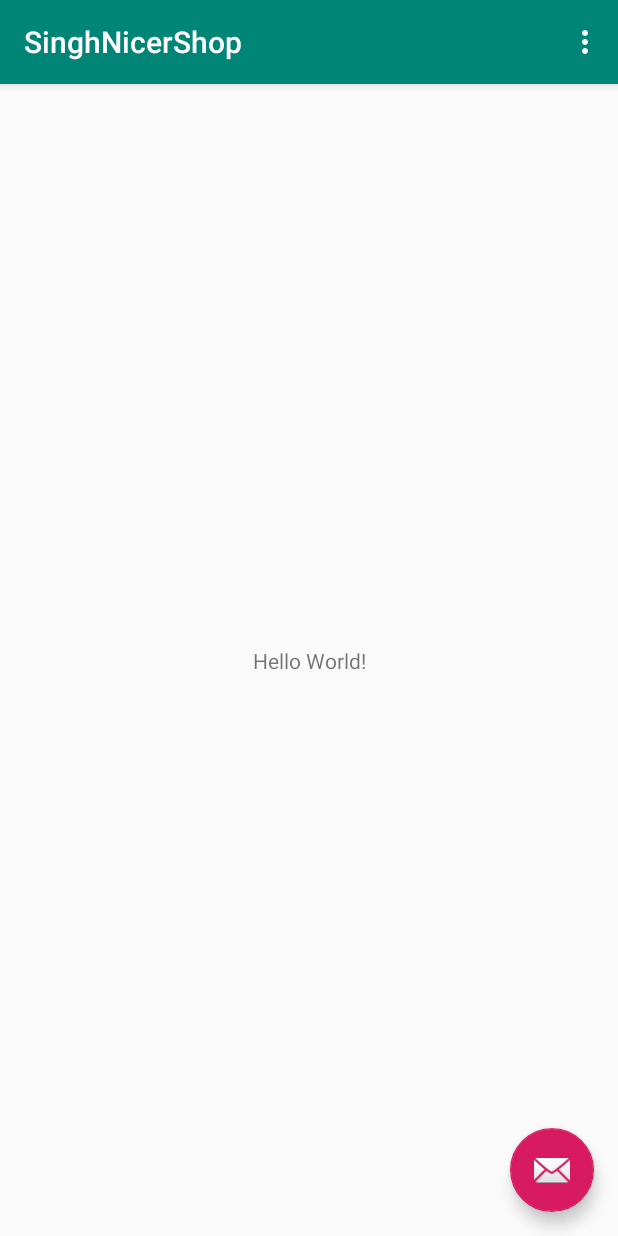
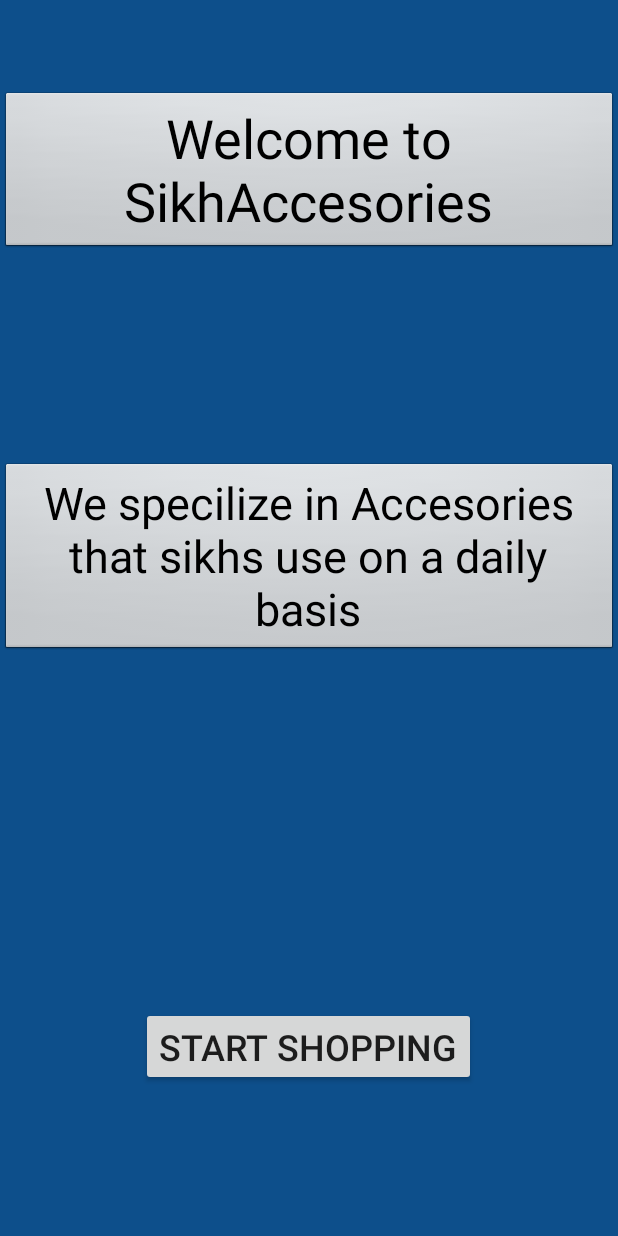
Before and after one commit to JassMTL/SinghNicerShop, an Android app: the screen it shows after launch (MainActivity), on a phone screen of 412 x 824 dp. Run offline under Robolectric (Android 15) with nearby library versions, the phone set to English and light mode, and no system bars.

Commit message:
finish part 2

```diff
--- a/app/src/main/AndroidManifest.xml
+++ b/app/src/main/AndroidManifest.xml
@@ -9,6 +9,11 @@
         android:roundIcon="@mipmap/ic_launcher_round"
         android:supportsRtl="true"
         android:theme="@style/AppTheme">
+        <activity
+            android:name=".MenuActivity"
+            android:label="@string/title_activity_menu"
+            android:theme="@style/AppTheme.NoActionBar"></activity>
+        <activity android:name=".CheckoutActivity" />
         <activity
             android:name=".MainActivity"
             android:label="@string/app_name"
--- a/app/src/main/java/com/example/singhnicershop/MainActivity.java
+++ b/app/src/main/java/com/example/singhnicershop/MainActivity.java
@@ -1,13 +1,10 @@
 package com.example.singhnicershop;
 
+import android.content.Intent;
+import android.support.v7.app.AppCompatActivity;
 import android.os.Bundle;
-import android.support.design.widget.FloatingActionButton;
-import android.support.design.widget.Snackbar;
-import android.support.v7.app.AppCompatActivity;
-import android.support.v7.widget.Toolbar;
+import android.util.Log;
 import android.view.View;
-import android.view.Menu;
-import android.view.MenuItem;
 
 public class MainActivity extends AppCompatActivity {
 
@@ -15,38 +12,16 @@ public class MainActivity extends AppCompatActivity {
     protected void onCreate(Bundle savedInstanceState) {
         super.onCreate(savedInstanceState);
         setContentView(R.layout.activity_main);
-        Toolbar toolbar = findViewById(R.id.toolbar);
-        setSupportActionBar(toolbar);
-
-        FloatingActionButton fab = findViewById(R.id.fab);
-        fab.setOnClickListener(new View.OnClickListener() {
-            @Override
-            public void onClick(View view) {
-                Snackbar.make(view, "Replace with your own action", Snackbar.LENGTH_LONG)
-                        .setAction("Action", null).show();
-            }
-        });
+        //added a comment
     }
 
-    @Override
-    public boolean onCreateOptionsMenu(Menu menu) {
-        // Inflate the menu; this adds items to the action bar if it is present.
-        getMenuInflater().inflate(R.menu.menu_main, menu);
-        return true;
-    }
-
-    @Override
-    public boolean onOptionsItemSelected(MenuItem item) {
-        // Handle action bar item clicks here. The action bar will
-        // automatically handle clicks on the Home/Up button, so long
-        // as you specify a parent activity in AndroidManifest.xml.
-        int id = item.getItemId();
-
-        //noinspection SimplifiableIfStatement
-        if (id == R.id.action_settings) {
-            return true;
-        }
-
-        return super.onOptionsItemSelected(item);
+    /**
+     * launches the menuActivity
+     * @param view
+     */
+    public void launchMenu(View view) {
+        //intention to use to activate the secondactily
+        Intent intent = new Intent(this, MenuActivity.class);
+        startActivity(intent);
     }
 }
--- /dev/null
+++ b/app/src/main/java/com/example/singhnicershop/model/ShoppingItems.java
@@ -0,0 +1,4 @@
+package com.example.singhnicershop.model;
+
+public class ShoppingItems {
+}
--- a/app/src/main/res/layout/activity_main.xml
+++ b/app/src/main/res/layout/activity_main.xml
@@ -1,33 +1,60 @@
 <?xml version="1.0" encoding="utf-8"?>
-<android.support.design.widget.CoordinatorLayout xmlns:android="http://schemas.android.com/apk/res/android"
+<android.support.constraint.ConstraintLayout xmlns:android="http://schemas.android.com/apk/res/android"
     xmlns:app="http://schemas.android.com/apk/res-auto"
     xmlns:tools="http://schemas.android.com/tools"
     android:layout_width="match_parent"
     android:layout_height="match_parent"
+    android:background="#0D4F8B"
     tools:context=".MainActivity">
 
-    <android.support.design.widget.AppBarLayout
-        android:layout_width="match_parent"
+    <TextView
+        android:id="@+id/WelcomeMessage"
+        android:layout_width="0dp"
         android:layout_height="wrap_content"
-        android:theme="@style/AppTheme.AppBarOverlay">
+        android:background="@android:drawable/btn_default"
+        android:text="@string/welcome_to_sikhaccesories"
+        android:textAlignment="center"
+        android:textColor="@android:color/black"
+        android:textSize="36sp"
+        app:layout_constraintBottom_toBottomOf="parent"
+        app:layout_constraintHorizontal_bias="0.458"
+        app:layout_constraintLeft_toLeftOf="parent"
+        app:layout_constraintRight_toRightOf="parent"
+        app:layout_constraintTop_toTopOf="parent"
+        app:layout_constraintVertical_bias="0.085" />
 
-        <android.support.v7.widget.Toolbar
-            android:id="@+id/toolbar"
-            android:layout_width="match_parent"
-            android:layout_height="?attr/actionBarSize"
-            android:background="?attr/colorPrimary"
-            app:popupTheme="@style/AppTheme.PopupOverlay" />
-
-    </android.support.design.widget.AppBarLayout>
-
-    <include layout="@layout/content_main" />
-
-    <android.support.design.widget.FloatingActionButton
-        android:id="@+id/fab"
+    <TextView
+        android:id="@+id/basicInstruction"
         android:layout_width="wrap_content"
         android:layout_height="wrap_content"
-        android:layout_gravity="bottom|end"
-        android:layout_margin="@dimen/fab_margin"
-        app:srcCompat="@android:drawable/ic_dialog_email" />
+        android:layout_marginStart="8dp"
+        android:layout_marginTop="8dp"
+        android:layout_marginEnd="8dp"
+        android:layout_marginBottom="8dp"
+        android:background="@android:drawable/btn_default"
+        android:text="@string/welcomeDesc"
+        android:textAlignment="center"
+        android:textColor="@android:color/black"
+        android:textSize="30sp"
+        app:layout_constraintBottom_toTopOf="@+id/menuLink"
+        app:layout_constraintEnd_toEndOf="parent"
+        app:layout_constraintStart_toStartOf="parent"
+        app:layout_constraintTop_toBottomOf="@+id/WelcomeMessage"
+        app:layout_constraintVertical_bias="0.366" />
 
-</android.support.design.widget.CoordinatorLayout>
+    <Button
+        android:id="@+id/menuLink"
+        android:layout_width="wrap_content"
+        android:layout_height="wrap_content"
+        android:layout_marginStart="8dp"
+        android:layout_marginEnd="8dp"
+        android:layout_marginBottom="100dp"
+        android:onClick="launchMenu"
+        android:text="@string/start_shopping"
+        android:textSize="24sp"
+        app:layout_constraintBottom_toBottomOf="parent"
+        app:layout_constraintEnd_toEndOf="parent"
+        app:layout_constraintHorizontal_bias="0.498"
+        app:layout_constraintStart_toStartOf="parent" />
+
+</android.support.constraint.ConstraintLayout>
--- a/app/src/main/res/menu/menu_main.xml
+++ /dev/null
@@ -1,10 +0,0 @@
-<menu xmlns:android="http://schemas.android.com/apk/res/android"
-    xmlns:app="http://schemas.android.com/apk/res-auto"
-    xmlns:tools="http://schemas.android.com/tools"
-    tools:context="com.example.singhnicershop.MainActivity">
-    <item
-        android:id="@+id/action_settings"
-        android:orderInCategory="100"
-        android:title="@string/action_settings"
-        app:showAsAction="never" />
-</menu>
```
Also changed, not shown: app/src/main/java/com/example/singhnicershop/CheckoutActivity.java (added, +13 -0 lines), app/src/main/java/com/example/singhnicershop/MenuActivity.java (added, +29 -0 lines), app/src/main/res/layout/activity_checkout.xml (added, +173 -0 lines), app/src/main/res/layout/activity_menu.xml (added, +33 -0 lines), app/src/main/res/layout/card1_content.xml (added, +152 -0 lines), app/src/main/res/layout/content_menu.xml (added, +11 -0 lines), app/src/main/res/values/strings.xml (+27 -2 lines), app/src/main/res/drawable/karra.jpg (added), app/src/main/res/drawable/khanda.jpg (added), app/src/main/res/drawable/kirpan.jpg (added).
